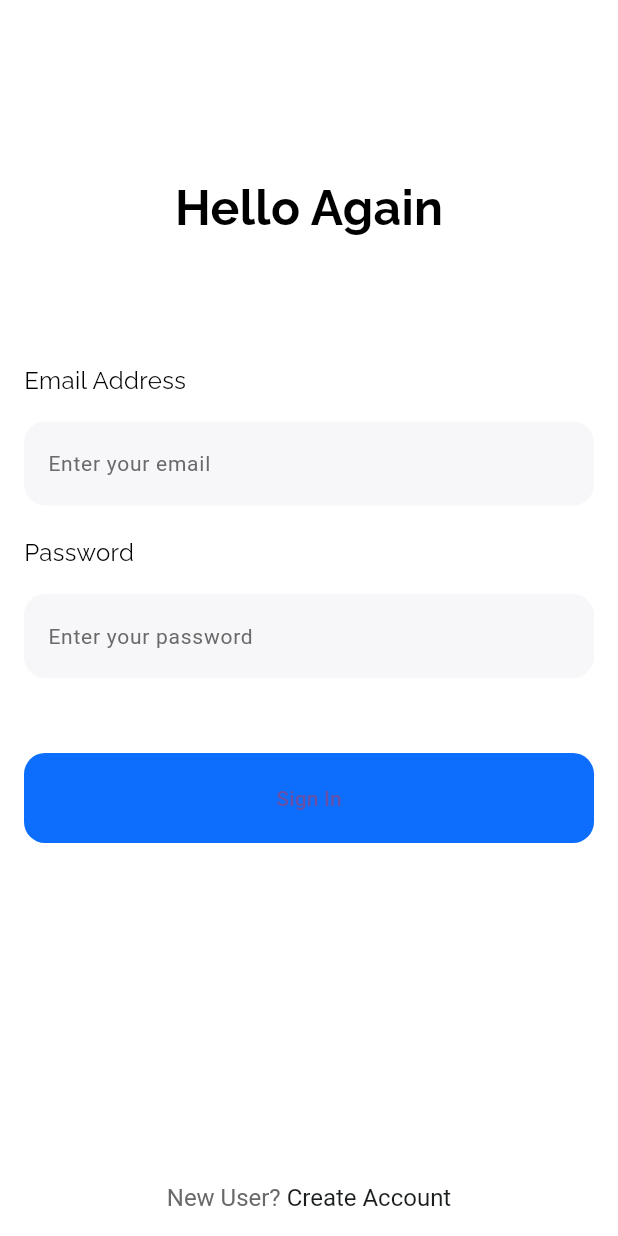
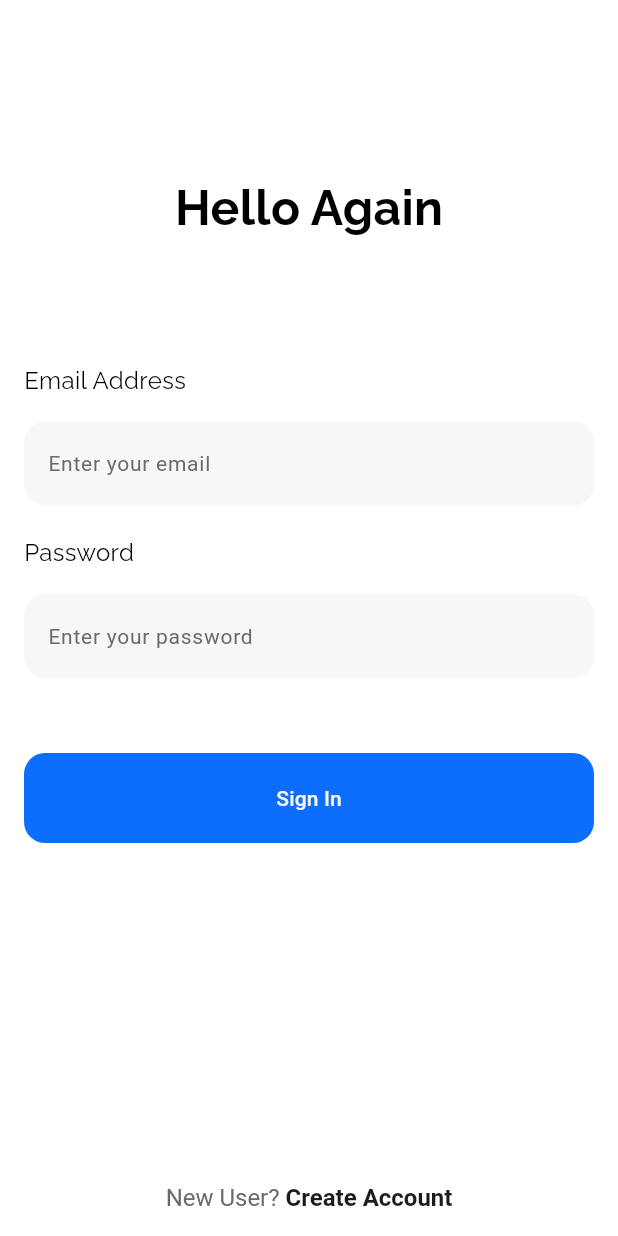
Before and after one commit to ezzzep/SMART-LOBBY-LIGHTING, a Flutter app: the screen it shows after launch, on a phone screen of 412 x 824 dp. Run offline on Flutter 3.47's test engine with Material 3 defaults, Android fonts, the light colour scheme and no system bars; our stand-ins replace firebase_auth, firebase_core, fluttertoast, google_fonts; accounts and stored records are empty.

Commit message:
navigation of create and login

```diff
--- a/lib/screens/login/login_screen.dart
+++ b/lib/screens/login/login_screen.dart
@@ -54,6 +54,7 @@ class _LoginState extends State<Login> {
       backgroundColor: Colors.transparent,
       elevation: 0,
       toolbarHeight: 100,
+      automaticallyImplyLeading: false, // Hides the back arrow
     );
   }
 
@@ -154,7 +155,10 @@ class _LoginState extends State<Login> {
           context: context,
         );
       },
-      child: const Text("Sign In"),
+      child: const Text(
+        "Sign In",
+        style: TextStyle(color: Color(0xffF7F7F9)),
+      ),
     );
   }
 
@@ -177,7 +181,7 @@ class _LoginState extends State<Login> {
               text: "Create Account",
               style: const TextStyle(
                 color: Color(0xff1A1D1E),
-                fontWeight: FontWeight.normal,
+                fontWeight: FontWeight.bold,
                 fontSize: 16,
               ),
               recognizer: TapGestureRecognizer()
```
Also changed, not shown: lib/screens/signup/signup_screen.dart (+6 -3 lines).
